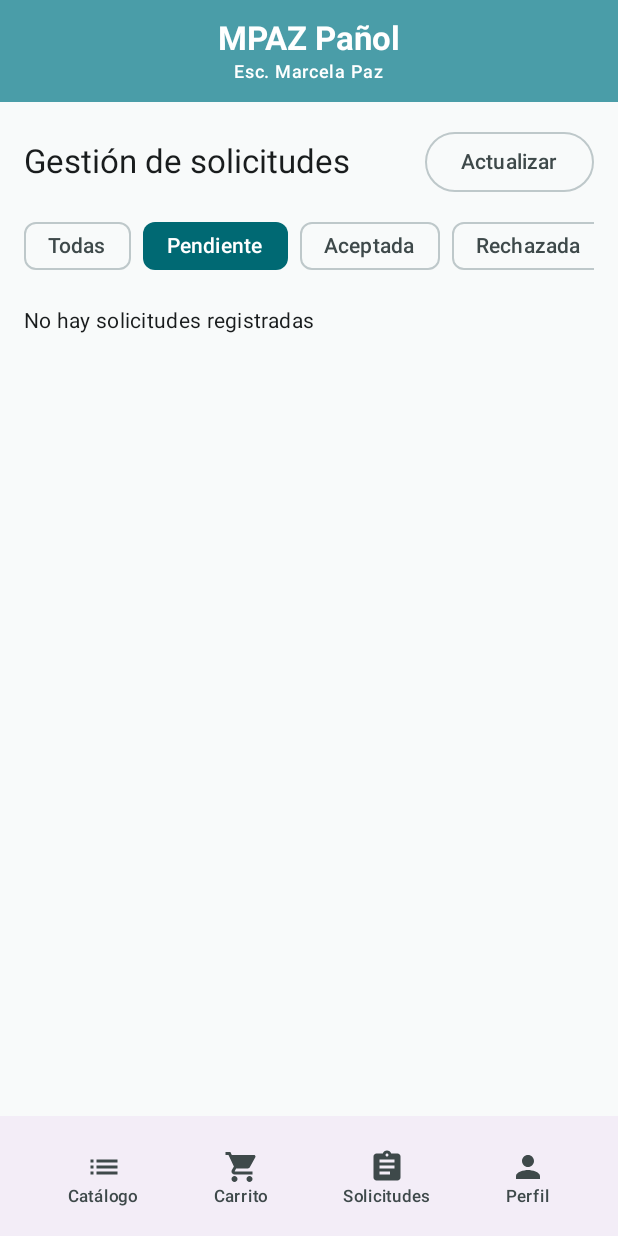
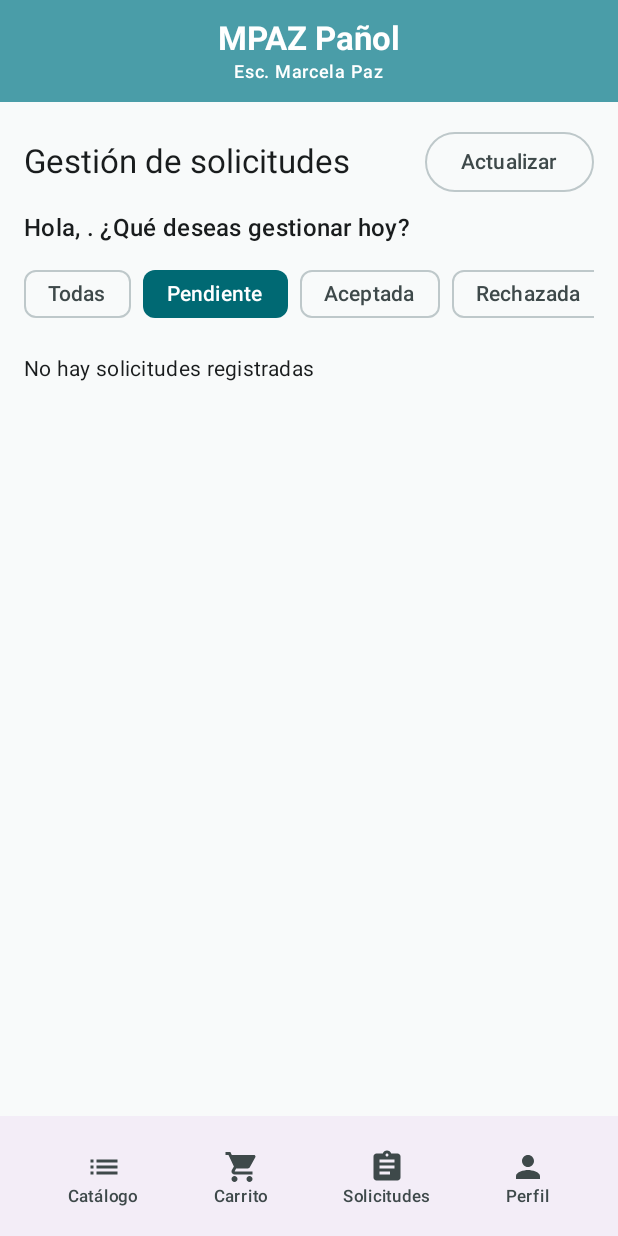
Before and after one commit to AkiraXleb/DDAM_Panol_Joaquin_Nieto__Benjamin_Godoy, an Android app built with Jetpack Compose: the GestionScreen screen opened through its navigation route, on a phone screen of 412 x 824 dp. Run offline under Robolectric (Android 15) with nearby library versions, the phone set to English and light mode, and no system bars; our stand-ins replace Room's generated code.

Commit message:
feat: saludo personalizado en la pantalla de gestion

```diff
--- a/app/src/main/java/com/example/panol/ui/screen/GestionScreen.kt
+++ b/app/src/main/java/com/example/panol/ui/screen/GestionScreen.kt
@@ -34,6 +34,7 @@ import androidx.compose.ui.platform.LocalContext
 import androidx.compose.ui.unit.dp
 import androidx.lifecycle.viewmodel.compose.viewModel
 import com.example.panol.data.EstadoSolicitud
+import com.example.panol.data.Sesion
 import com.example.panol.data.local.entity.DetalleSolicitudEntity
 import com.example.panol.data.local.entity.SolicitudEntity
 import com.example.panol.ui.components.BarraInferior
@@ -114,6 +115,12 @@ fun GestionScreen(
                     Text(if (state.cargando) "Cargando..." else "Actualizar")
                 }
             }
+
+            Text(
+                text = "Hola, ${Sesion.usuario?.nombre.orEmpty().substringBefore(" ")}. ¿Qué deseas gestionar hoy?",
+                style = MaterialTheme.typography.titleMedium,
+                modifier = Modifier.padding(bottom = 8.dp)
+            )
 
             // Aviso de solicitudes pendientes
             if (state.pendientes > 0) {
```
